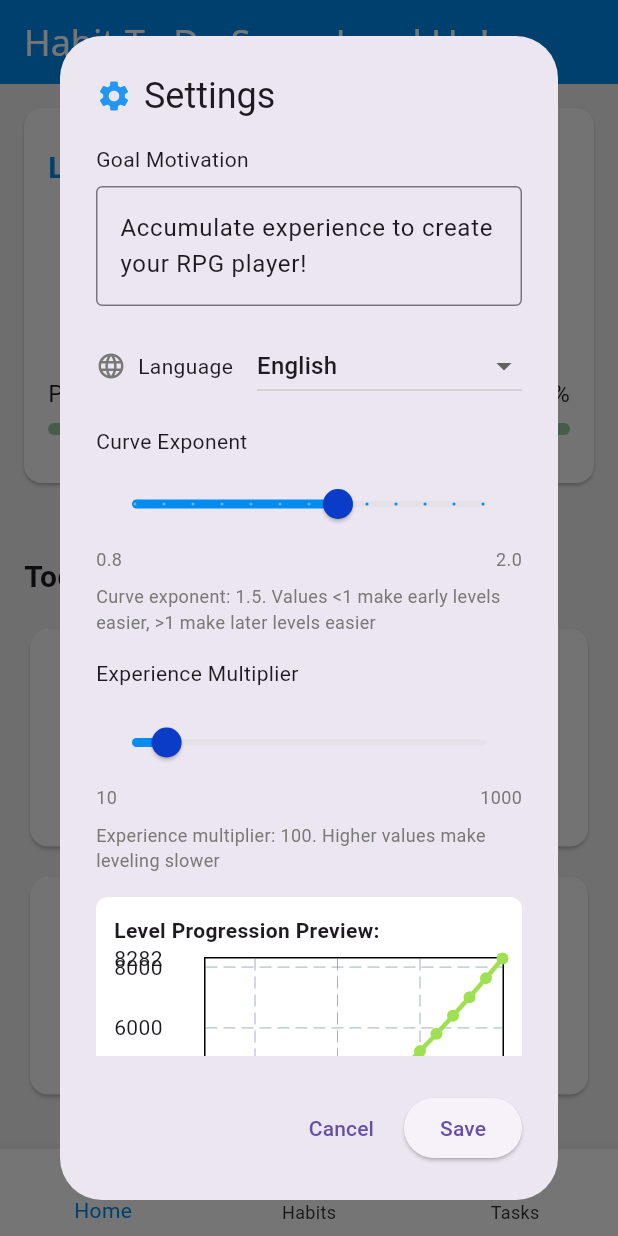
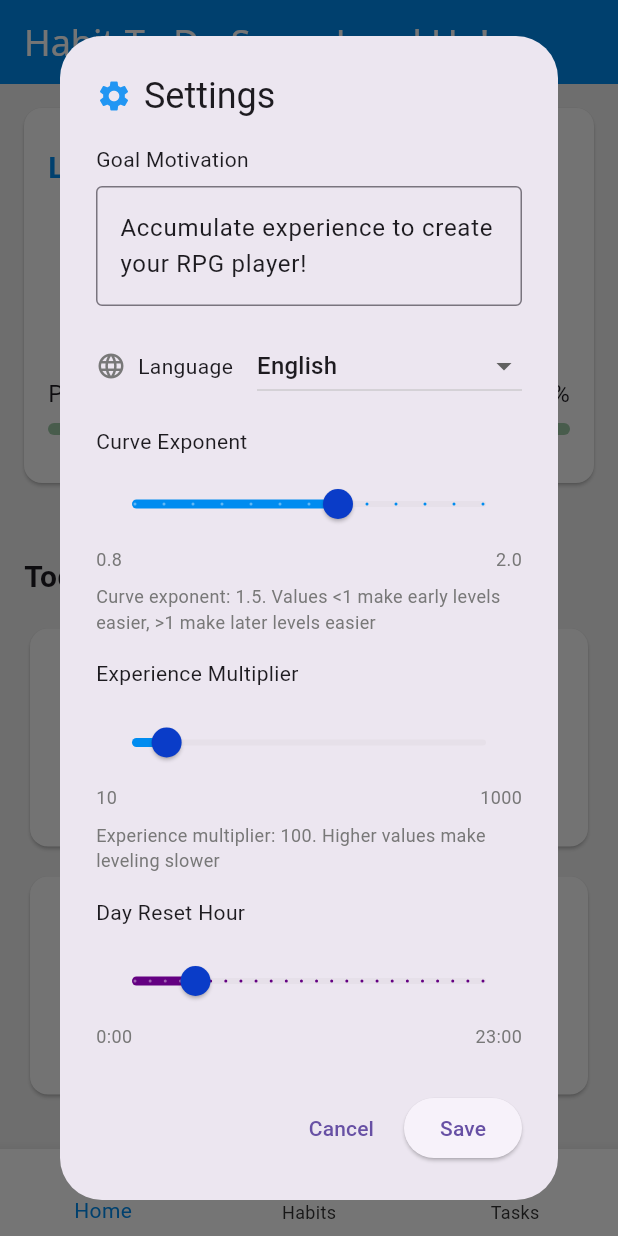
Before and after one commit to b-kucherepa/habit_to_do_some_level_up, a Flutter app: the screen it shows after launch, after a tap on the "settings" icon, on a phone screen of 412 x 824 dp. Run offline on Flutter 3.47's test engine with Material 3 defaults, Android fonts, the phone set to English and light mode, and no system bars; our stand-ins replace hive; accounts and stored records are empty; Roboto replaces fonts that are missing (Noto Sans).

Commit message:
feat: add new day hour selection

```diff
--- a/lib/l10n/app_en.arb
+++ b/lib/l10n/app_en.arb
@@ -156,5 +156,8 @@
   "weekdayThursday": "Thu",
   "weekdayFriday": "Fri",
   "weekdaySaturday": "Sat",
-  "weekdaySunday": "Sun"
+  "weekdaySunday": "Sun",
+  "dayResetHour": "Day Reset Hour",
+  "dayResetHourDescription": "New day starts at {hour}:00",
+  "dayResetHourLabel": "Set the hour when a new day begins (0-23)"
 }
--- a/lib/l10n/app_localizations.dart
+++ b/lib/l10n/app_localizations.dart
@@ -1062,6 +1062,24 @@ abstract class AppLocalizations {
   /// In en, this message translates to:
   /// **'Sun'**
   String get weekdaySunday;
+
+  /// No description provided for @dayResetHour.
+  ///
+  /// In en, this message translates to:
+  /// **'Day Reset Hour'**
+  String get dayResetHour;
+
+  /// No description provided for @dayResetHourDescription.
+  ///
+  /// In en, this message translates to:
+  /// **'New day starts at {hour}:00'**
+  String dayResetHourDescription(Object hour);
+
+  /// No description provided for @dayResetHourLabel.
+  ///
+  /// In en, this message translates to:
+  /// **'Set the hour when a new day begins (0-23)'**
+  String get dayResetHourLabel;
 }
 
 class _AppLocalizationsDelegate extends LocalizationsDelegate<AppLocalizations> {
--- a/lib/l10n/app_localizations_en.dart
+++ b/lib/l10n/app_localizations_en.dart
@@ -527,4 +527,15 @@ class AppLocalizationsEn extends AppLocalizations {
 
   @override
   String get weekdaySunday => 'Sun';
+
+  @override
+  String get dayResetHour => 'Day Reset Hour';
+
+  @override
+  String dayResetHourDescription(Object hour) {
+    return 'New day starts at $hour:00';
+  }
+
+  @override
+  String get dayResetHourLabel => 'Set the hour when a new day begins (0-23)';
 }
--- a/lib/models/player.dart
+++ b/lib/models/player.dart
@@ -21,6 +21,10 @@ class Player {
   static const String defaultGoal =
       'Accumulate experience to create your RPG player!';
 
+  static const int minDayResetHour = 0;
+  static const int maxDayResetHour = 23;
+  static const int defaultDayResetHour = 4; // 4:00 утра по умолчанию
+
   @HiveField(0)
   final String id;
 
@@ -42,6 +46,9 @@ class Player {
   @HiveField(6)
   double experienceMultiplier; // k - множитель опыта
 
+  @HiveField(7)
+  int dayResetHour; // час, когда начинается новый день (0-23)
+
   Player({
     required this.id,
     required this.goal,
@@ -49,8 +56,8 @@ class Player {
     this.level = startingLevel,
     required this.createdDate,
     this.curveExponent = defaultCurveExponent,
-    this.experienceMultiplier =
-        defaultExperienceMultiplier, // по умолчанию 100 XP за уровень
+    this.experienceMultiplier = defaultExperienceMultiplier,
+    this.dayResetHour = defaultDayResetHour,
   });
 
   void updateLevel() {
@@ -92,4 +99,8 @@ class Player {
         newMultiplier.clamp(minExperienceMultiplier, maxExperienceMultiplier);
     updateLevel();
   }
+
+  bool isValidDayResetHour(int hour) {
+    return hour >= minDayResetHour && hour <= maxDayResetHour;
+  }
 }
--- a/lib/screens/day_completion_wrapper.dart
+++ b/lib/screens/day_completion_wrapper.dart
@@ -32,10 +32,11 @@ class _DayCompletionWrapperState extends State<DayCompletionWrapper> {
   }
 
   void _checkMissedDays() async {
+    final player = _hiveService.getPlayer(); // Получаем игрока для dayResetHour
     final lastLogin = await _dayCompletionService.getLastLoginDate();
-    final missedDays = await _dayCompletionService.getMissedDays();
+    final missedDays =
+        await _dayCompletionService.getMissedDays(player.dayResetHour);
 
-    // Получаем данные последней сессии только если есть пропущенные дни
     if (missedDays.isNotEmpty) {
       _lastSessionData = _getLastSessionData(lastLogin);
     }
--- a/lib/services/day_completion_service.dart
+++ b/lib/services/day_completion_service.dart
@@ -24,21 +24,53 @@ class DayCompletionService {
     await prefs.put(_lastLoginKey, date.toIso8601String());
   }
 
-  Future<List<DateTime>> getMissedDays() async {
+  bool shouldShowDayCompletion(List<DateTime> missedDays, int dayResetHour) {
+    return missedDays.isNotEmpty;
+  }
+
+  bool _isSameDay(DateTime date1, DateTime date2, int dayResetHour) {
+    final adjustedDate1 = _adjustForDayReset(date1, dayResetHour);
+    final adjustedDate2 = _adjustForDayReset(date2, dayResetHour);
+
+    return adjustedDate1.year == adjustedDate2.year &&
+        adjustedDate1.month == adjustedDate2.month &&
+        adjustedDate1.day == adjustedDate2.day;
+  }
+
+  DateTime _adjustForDayReset(DateTime date, int dayResetHour) {
+    // Если текущее время меньше часа сброса, считаем что это предыдущий день
+    if (date.hour < dayResetHour) {
+      return date.subtract(Duration(days: 1));
+    }
+    return date;
+  }
+
+  Future<List<DateTime>> getMissedDays(int dayResetHour) async {
     final lastLogin = await getLastLoginDate();
     final today = DateTime.now();
 
-    // Если даты совпадают - нет пропущенных дней
-    if (_isSameDay(lastLogin, today)) {
+    // Используем adjusted даты для корректного сравнения
+    final adjustedLastLogin = _adjustForDayReset(lastLogin, dayResetHour);
+    final adjustedToday = _adjustForDayReset(today, dayResetHour);
+
+    // Если adjusted даты совпадают - нет пропущенных дней
+    if (adjustedLastLogin.year == adjustedToday.year &&
+        adjustedLastLogin.month == adjustedToday.month &&
+        adjustedLastLogin.day == adjustedToday.day) {
       return [];
     }
 
     final missedDays = <DateTime>[];
 
-    // ВКЛЮЧАЕМ день последнего входа и все дни до сегодняшнего (не включая сегодня)
-    var currentDay = DateTime(lastLogin.year, lastLogin.month, lastLogin.day);
-    final todayDate = DateTime(today.year, today.month, today.day);
+    // Начинаем со дня после последнего входа (adjusted)
+    var currentDay = DateTime(adjustedLastLogin.year, adjustedLastLogin.month,
+            adjustedLastLogin.day)
+        .add(Duration(days: 1));
 
+    final todayDate =
+        DateTime(adjustedToday.year, adjustedToday.month, adjustedToday.day);
+
+    // Добавляем все дни до сегодняшнего (не включая сегодня)
     while (currentDay.isBefore(todayDate)) {
       missedDays.add(currentDay);
       currentDay = currentDay.add(Duration(days: 1));
@@ -46,14 +78,4 @@ class DayCompletionService {
 
     return missedDays;
   }
-
-  bool _isSameDay(DateTime date1, DateTime date2) {
-    return date1.year == date2.year &&
-        date1.month == date2.month &&
-        date1.day == date2.day;
-  }
-
-  bool shouldShowDayCompletion(List<DateTime> missedDays) {
-    return missedDays.isNotEmpty;
-  }
 }
--- a/lib/services/experience_service.dart
+++ b/lib/services/experience_service.dart
@@ -258,4 +258,11 @@ class ExperienceService {
   int _calculateNewExperience(int experience, int difference) =>
       (experience + difference)
           .clamp(Player.startingExperience, Player.maxExperience);
+
+  DateTime _getAdjustedDate(DateTime date, int dayResetHour) {
+    if (date.hour < dayResetHour) {
+      return date.subtract(Duration(days: 1));
+    }
+    return date;
+  }
 }
--- a/lib/services/hive_service.dart
+++ b/lib/services/hive_service.dart
@@ -12,9 +12,13 @@ class HiveService {
   // Получаем единственного персонажа или создаем нового
   Player getPlayer() {
     final players = getPlayers();
+
     if (players.isEmpty) {
+      print('CREATE DEFAULT');
       return createDefaultPlayer();
     }
+
+    print(players.first.dayResetHour);
     return players.first;
   }
 
--- a/lib/styles.dart
+++ b/lib/styles.dart
@@ -221,6 +221,37 @@ class Styles {
   static const double expPreviewLineSaturation = 0.7;
   static const double expPreviewLineLightness = 0.6;
   static const double expPreviewLineWidth = 3;
+
+  //Hour selection:
+  static Color getHourSkyColors(int index) =>
+      _hourlySkyColors[index] ?? playerAccentColor;
+
+  static final Map<int, Color> _hourlySkyColors = {
+    0: Color.fromARGB(255, 0, 0, 30),
+    1: Color.fromARGB(255, 0, 0, 90),
+    2: Color.fromARGB(255, 0, 50, 100),
+    3: Color.fromARGB(255, 0, 80, 120),
+    4: Color.fromARGB(255, 100, 0, 130),
+    5: Color.fromARGB(255, 190, 0, 110),
+    6: Color.fromARGB(255, 255, 90, 0),
+    7: Color.fromARGB(255, 255, 200, 0),
+    8: Color.fromARGB(255, 90, 210, 255),
+    9: Color.fromARGB(255, 30, 180, 255),
+    10: Color.fromARGB(255, 0, 150, 255),
+    11: Color.fromARGB(255, 0, 100, 255),
+    12: Color.fromARGB(255, 0, 70, 255),
+    13: Color.fromARGB(255, 40, 150, 255),
+    14: Color.fromARGB(255, 60, 200, 255),
+    15: Color.fromARGB(255, 90, 230, 255),
+    16: Color.fromARGB(255, 140, 190, 250),
+    17: Color.fromARGB(255, 150, 150, 255),
+    18: Color.fromARGB(255, 255, 120, 0),
+    19: Color.fromARGB(255, 255, 50, 0),
+    20: Color.fromARGB(255, 210, 0, 40),
+    21: Color.fromARGB(255, 100, 0, 170),
+    22: Color.fromARGB(255, 50, 0, 140),
+    23: Color.fromARGB(255, 0, 30, 130),
+  };
 
 //PLAYER:
   static const Color playerTitleCardBackColor = backgroundColor;
--- a/lib/widgets/settings_dialog.dart
+++ b/lib/widgets/settings_dialog.dart
@@ -19,6 +19,7 @@ class _SettingsDialogState extends State<SettingsDialog> {
   late TextEditingController _goalController;
   late double _curveExponent;
   late double _experienceMultiplier;
+  late int _dayResetHour;
 
   @override
   void initState() {
@@ -26,12 +27,12 @@ class _SettingsDialogState extends State<SettingsDialog> {
     _goalController = TextEditingController(text: widget.player.goal);
     _curveExponent = widget.player.curveExponent;
     _experienceMultiplier = widget.player.experienceMultiplier;
+    _dayResetHour = widget.player.dayResetHour; // Добавьте эту строку
   }
 
   @override
   Widget build(BuildContext context) {
     final languageManager = context.watch<LanguageManager>();
-
     return AlertDialog(
       title: Row(
         children: [
@@ -209,6 +210,44 @@ class _SettingsDialogState extends State<SettingsDialog> {
               style: Styles.expPreviewSliderDescription,
             ),
             SizedBox(height: Styles.getGap('L')),
+            Text(context.l10n.dayResetHour),
+            SizedBox(height: Styles.getGap('M')),
+            Column(
+              crossAxisAlignment: CrossAxisAlignment.start,
+              children: [
+                Slider(
+                  value: _dayResetHour.toDouble(),
+                  min: Player.minDayResetHour.toDouble(),
+                  max: Player.maxDayResetHour.toDouble(),
+                  divisions: Player.maxDayResetHour - Player.minDayResetHour,
+                  label: '${_dayResetHour.toStringAsFixed(0)}:00',
+                  thumbColor: Styles.settingsFormBorderColor,
+                  activeColor: Styles.getHourSkyColors(_dayResetHour),
+                  onChanged: (value) {
+                    setState(() {
+                      _dayResetHour = value.round();
+                    });
+                  },
+                ),
+                SizedBox(height: Styles.getGap('XS')),
+                Row(
+                  mainAxisAlignment: MainAxisAlignment.spaceBetween,
+                  children: [
+                    Text('${Player.minDayResetHour}:00',
+                        style: Styles.expPreviewSliderExtremities),
+                    Text('${Player.maxDayResetHour}:00',
+                        style: Styles.expPreviewSliderExtremities),
+                  ],
+                ),
+              ],
+            ),
+            SizedBox(height: Styles.getGap('S')),
+            Text(
+              context.l10n
+                  .dayResetHourDescription(_dayResetHour.toStringAsFixed(0)),
+              style: Styles.expPreviewSliderDescription,
+            ),
+            SizedBox(height: Styles.getGap('L')),
             _buildSystemPreview(),
           ],
         ),
@@ -356,11 +395,10 @@ class _SettingsDialogState extends State<SettingsDialog> {
       createdDate: widget.player.createdDate,
       curveExponent: _curveExponent,
       experienceMultiplier: _experienceMultiplier,
+      dayResetHour: _dayResetHour, // Добавьте эту строку
     );
 
-    // Пересчитываем уровень с новой системой
     updatedPlayer.updateLevel();
-
     Navigator.of(context).pop(updatedPlayer);
   }
 
```
Also changed, not shown: lib/models/player.g.dart.
